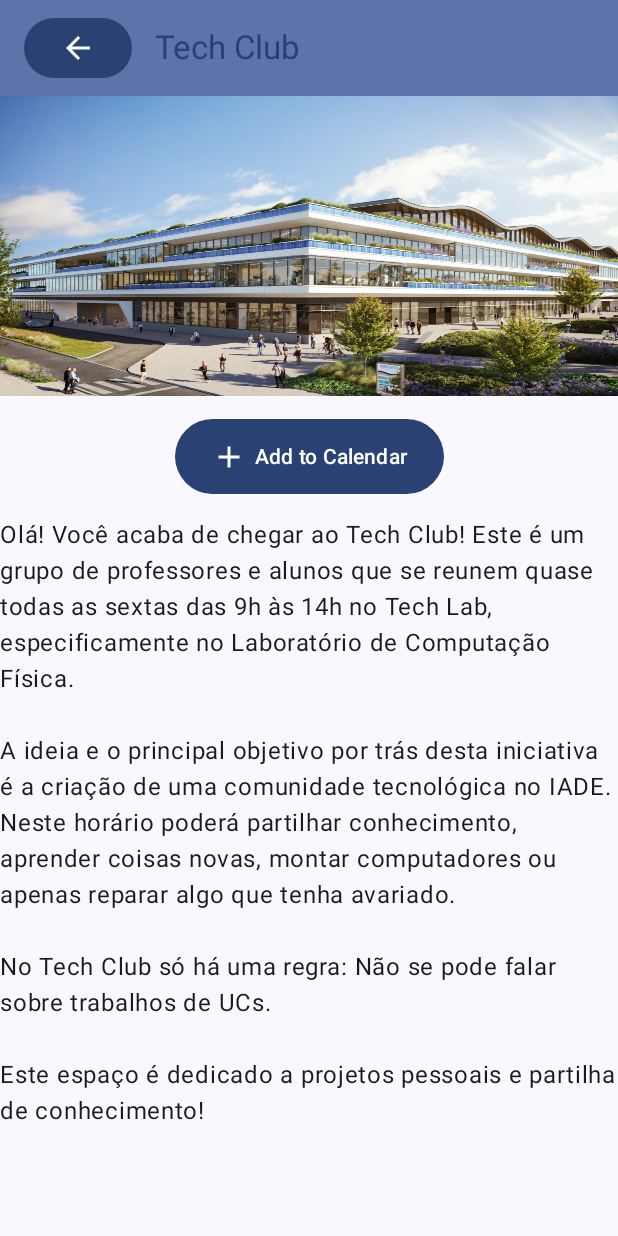
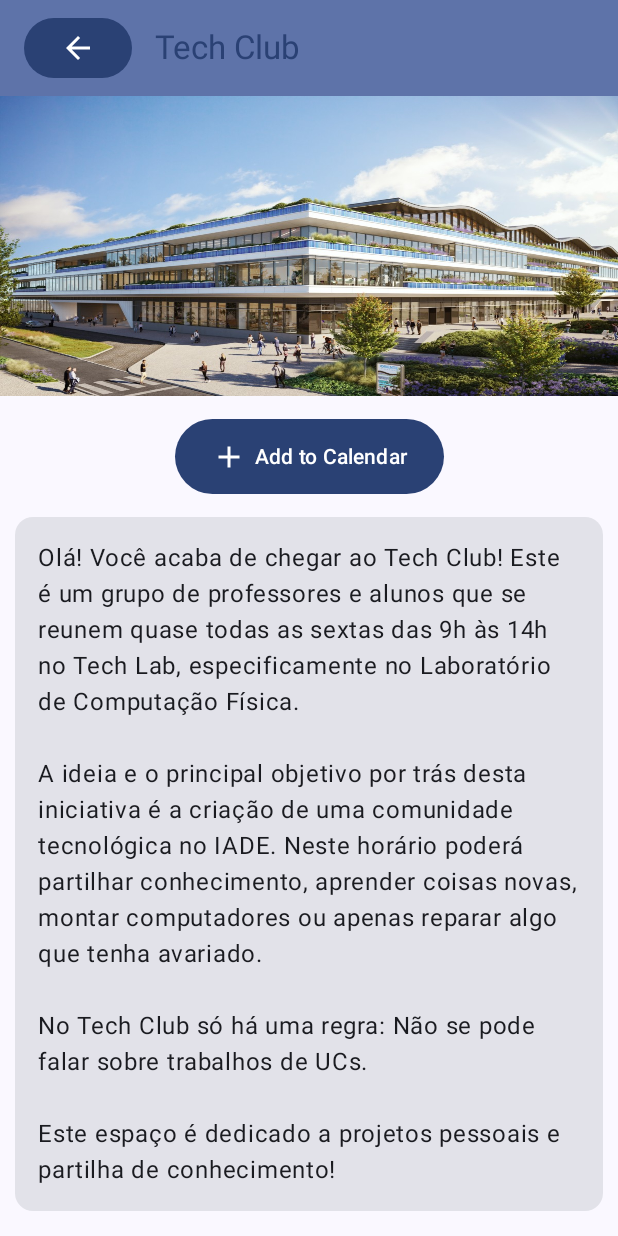
Before and after one commit to nathanpc/iade-ei-greenventos, an Android app built with Jetpack Compose: the EventDetailActivity screen opened directly, with no data from a screen before it, on a phone screen of 412 x 824 dp. Run offline under Robolectric (Android 15) with nearby library versions, the phone set to English and light mode, and no system bars.

Commit message:
Added the description card

```diff
--- a/app/src/main/java/pt/iade/ei/greenventos/EventDetailActivity.kt
+++ b/app/src/main/java/pt/iade/ei/greenventos/EventDetailActivity.kt
@@ -16,6 +16,7 @@ import androidx.compose.material.icons.automirrored.filled.ArrowBack
 import androidx.compose.material.icons.filled.Add
 import androidx.compose.material.icons.filled.ArrowBack
 import androidx.compose.material3.Button
+import androidx.compose.material3.Card
 import androidx.compose.material3.ExperimentalMaterial3Api
 import androidx.compose.material3.Icon
 import androidx.compose.material3.MaterialTheme
@@ -140,7 +141,12 @@ fun DetailView() {
             }
 
             // Description area.
-            Text(item.description)
+            Card (
+                modifier = Modifier.padding(horizontal = 10.dp),
+                onClick = {}
+            ) {
+                Text(item.description, modifier = Modifier.padding(15.dp))
+            }
         }
     }
 }
```
